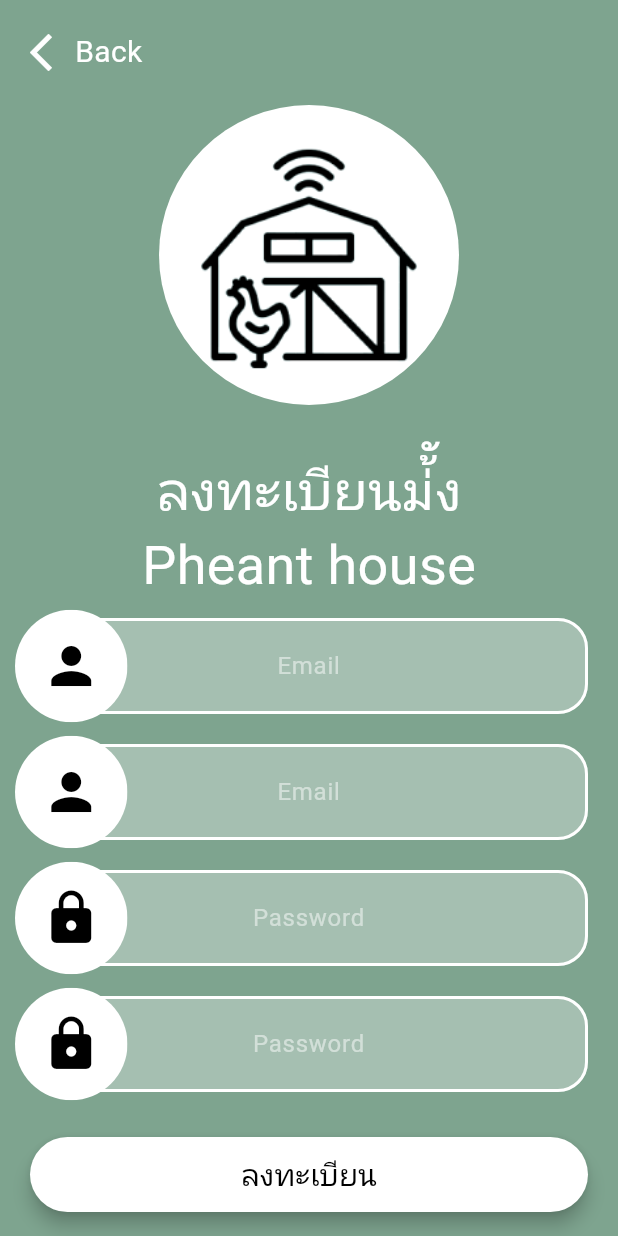
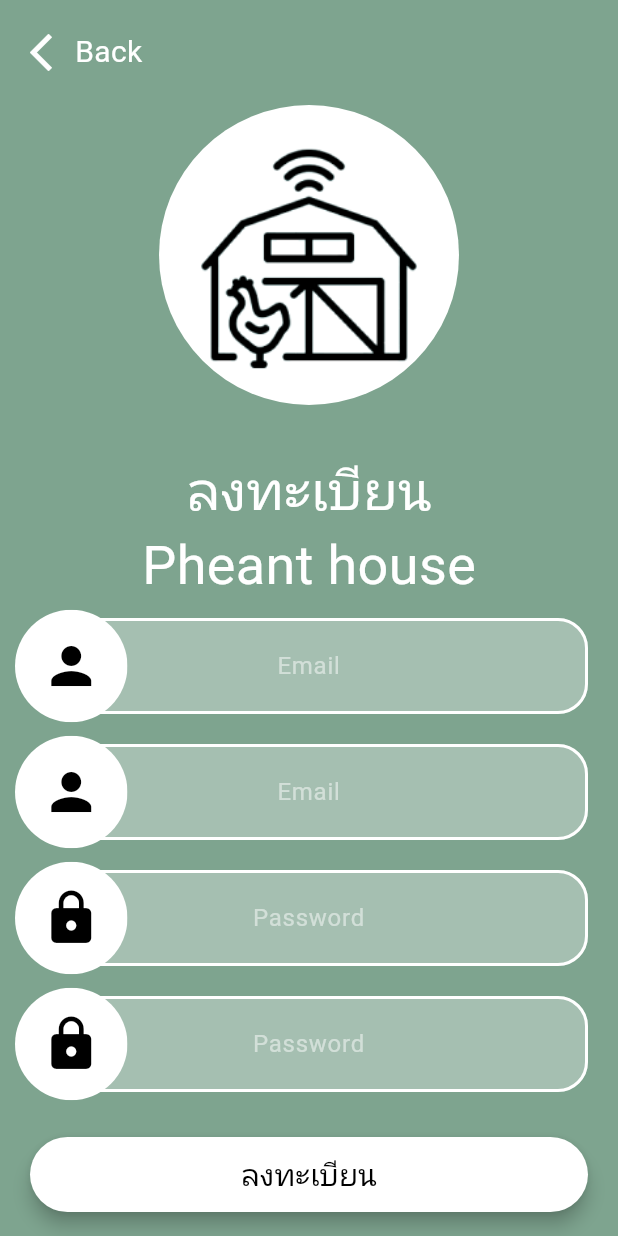
Before and after one commit to sathitkul12/project, a Flutter app: the RegisterScreen screen opened directly, on a phone screen of 412 x 824 dp. Run offline on Flutter 3.47's test engine with Material 3 defaults, Android fonts, the phone set to English and light mode, and no system bars; our stand-ins replace fl_chart, google_fonts, numberpicker; missing offline and left inert: mqtt_client; Roboto replaces fonts that are missing (Prompt).

Commit message:
Update register.dart

```diff
--- a/pheasant_house-master/lib/screen/registerscreen/register.dart
+++ b/pheasant_house-master/lib/screen/registerscreen/register.dart
@@ -51,7 +51,7 @@ class RegisterScreen extends StatelessWidget {
                     child: Image.asset('lib/images/pheasant_house1.png'),
                   ),
                 ),
-                buildText('ลงทะเบียนม่้ัง'),
+                buildText('ลงทะเบียน'),
                 buildText('Pheant house'),
                 buildTextFormField('Email', Icons.person),
                 buildTextFormField('Email', Icons.person),
```
